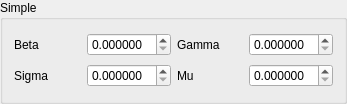
First picture: the form in epipy/ui/view/seirsimplegroupbox.ui, repository ckaus/EpiPy, before the edit.
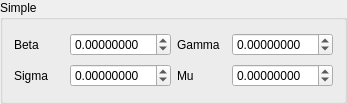
Second picture: the form after the edit.

```diff
--- a/epipy/ui/view/seirsimplegroupbox.ui
+++ b/epipy/ui/view/seirsimplegroupbox.ui
@@ -27,10 +27,13 @@
    <item row="0" column="1">
     <widget class="QDoubleSpinBox" name="beta_spin_box">
      <property name="decimals">
-      <number>6</number>
+      <number>8</number>
      </property>
      <property name="minimum">
-      <double>0.000000000000000</double>
+      <double>-99.000000000000000</double>
+     </property>
+     <property name="maximum">
+      <double>99.000000000000000</double>
      </property>
      <property name="singleStep">
       <double>0.000001000000000</double>
@@ -47,7 +50,13 @@
    <item row="0" column="3">
     <widget class="QDoubleSpinBox" name="gamma_spin_box">
      <property name="decimals">
-      <number>6</number>
+      <number>8</number>
+     </property>
+     <property name="minimum">
+      <double>-99.000000000000000</double>
+     </property>
+     <property name="maximum">
+      <double>99.000000000000000</double>
      </property>
      <property name="singleStep">
       <double>0.000001000000000</double>
@@ -64,7 +73,13 @@
    <item row="1" column="1">
     <widget class="QDoubleSpinBox" name="sigma_spin_box">
      <property name="decimals">
-      <number>6</number>
+      <number>8</number>
+     </property>
+     <property name="minimum">
+      <double>-99.000000000000000</double>
+     </property>
+     <property name="maximum">
+      <double>99.000000000000000</double>
      </property>
      <property name="singleStep">
       <double>0.000001000000000</double>
@@ -81,7 +96,13 @@
    <item row="1" column="3">
     <widget class="QDoubleSpinBox" name="mu_spin_box">
      <property name="decimals">
-      <number>6</number>
+      <number>8</number>
+     </property>
+     <property name="minimum">
+      <double>-99.000000000000000</double>
+     </property>
+     <property name="maximum">
+      <double>99.000000000000000</double>
      </property>
      <property name="singleStep">
       <double>0.000001000000000</double>
```
